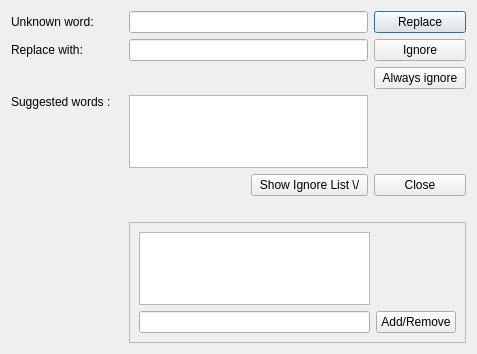
First picture: the form in spellerdialog.ui, repository svn2github/texstudio-trunk, before the edit.
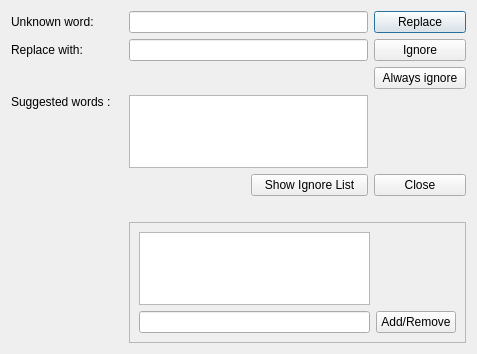
Second picture: the form after the edit. Icons and pictures are not drawn.

The edit to the form file:
```diff
--- a/spellerdialog.ui
+++ b/spellerdialog.ui
@@ -125,7 +125,11 @@
    <item row="5" column="2">
     <widget class="QPushButton" name="pushButtonIgnoreList">
      <property name="text">
-      <string>Show Ignore List \/</string>
+      <string>Show Ignore List</string>
+     </property>
+     <property name="icon">
+      <iconset resource="texstudio.qrc">
+       <normaloff>:/images/down-arrow-circle-silver.png</normaloff>:/images/down-arrow-circle-silver.png</iconset>
      </property>
     </widget>
    </item>
```
Left out of the diff: 4 changed lines with no effect on the pictures.
